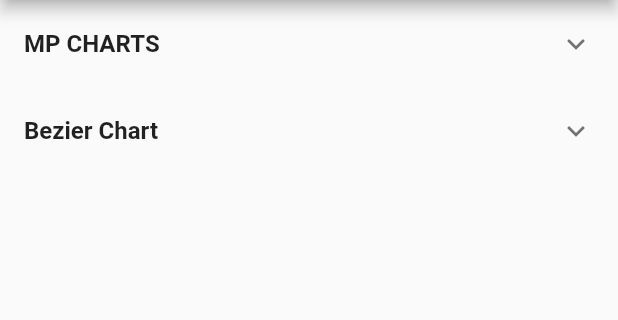
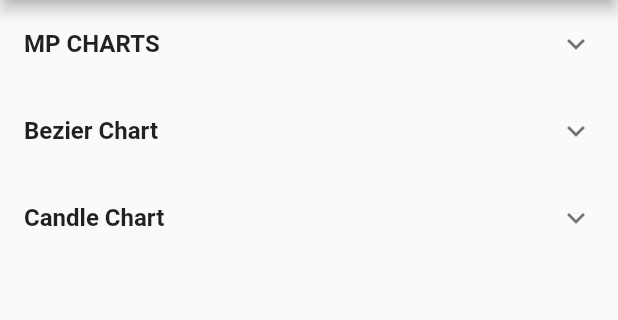
Before and after one commit to hamed-fs/flutter_chart_sample, a Flutter app: the screen it shows after launch, on a phone screen of 412 x 824 dp, the part 84-404 px from its top. Run offline on Flutter 3.47's test engine with Material 2 defaults, Android fonts, the phone set to English and light mode, and no system bars; our stand-ins replace permission_handler; missing offline and left inert: bezier_chart, flutter_candlesticks, mp_chart.

Commit message:
- add candle chart

```diff
--- /dev/null
+++ b/lib/pages/candle_stick_chart_page.dart
@@ -0,0 +1,43 @@
+import 'package:flutter/material.dart';
+import 'package:flutter_candlesticks/flutter_candlesticks.dart';
+
+class CandleChartPage extends StatelessWidget {
+  final List sampleData = [
+    {"open": 50.0, "high": 100.0, "low": 40.0, "close": 80, "volumeto": 5000.0},
+    {"open": 80.0, "high": 90.0, "low": 55.0, "close": 65, "volumeto": 4000.0},
+    {"open": 65.0, "high": 120.0, "low": 60.0, "close": 90, "volumeto": 7000.0},
+    {"open": 90.0, "high": 95.0, "low": 85.0, "close": 80, "volumeto": 2000.0},
+    {"open": 80.0, "high": 85.0, "low": 40.0, "close": 50, "volumeto": 3000.0},
+    {"open": 50.0, "high": 100.0, "low": 40.0, "close": 80, "volumeto": 5000.0},
+    {"open": 80.0, "high": 90.0, "low": 55.0, "close": 65, "volumeto": 4000.0},
+    {"open": 65.0, "high": 120.0, "low": 60.0, "close": 90, "volumeto": 7000.0},
+    {"open": 90.0, "high": 95.0, "low": 85.0, "close": 80, "volumeto": 2000.0},
+    {"open": 80.0, "high": 85.0, "low": 40.0, "close": 50, "volumeto": 3000.0},
+    {"open": 50.0, "high": 100.0, "low": 40.0, "close": 80, "volumeto": 5000.0},
+    {"open": 80.0, "high": 90.0, "low": 55.0, "close": 65, "volumeto": 4000.0},
+    {"open": 65.0, "high": 120.0, "low": 60.0, "close": 90, "volumeto": 7000.0},
+    {"open": 90.0, "high": 95.0, "low": 85.0, "close": 80, "volumeto": 2000.0},
+    {"open": 80.0, "high": 85.0, "low": 40.0, "close": 50, "volumeto": 3000.0},
+  ];
+
+  @override
+  Widget build(BuildContext context) {
+    return MaterialApp(
+      debugShowCheckedModeBanner: false,
+      title: 'Bezier Line Chart Demo',
+      theme: ThemeData(
+        primarySwatch: Colors.blue,
+      ),
+      home: Container(
+        height: 500.0,
+        child: OHLCVGraph(
+          data: sampleData,
+          lineWidth: 2.0,
+          gridLineAmount: 5,
+          enableGridLines: true,
+          volumeProp: 0.2,
+        ),
+      ),
+    );
+  }
+}
--- a/lib/pages/home_page.dart
+++ b/lib/pages/home_page.dart
@@ -4,6 +4,7 @@ import 'package:flutter_chart_sample/models/chart_item.dart';
 import 'package:flutter_chart_sample/models/library_item.dart';
 import 'package:flutter_chart_sample/pages/bar_chart_page.dart';
 import 'package:flutter_chart_sample/pages/bezier_line_chart_page.dart';
+import 'package:flutter_chart_sample/pages/candle_stick_chart_page.dart';
 import 'package:flutter_chart_sample/pages/line_chart_page.dart';
 import 'package:flutter_chart_sample/pages/pie_chart_page.dart';
 
@@ -41,6 +42,15 @@ class _HomePageState extends State<HomePage> {
         ChartItem(
           'Line Chart',
           BezierLineChartPage(),
+        )
+      ],
+    ),
+    LibraryItem(
+      'Candle Chart',
+      [
+        ChartItem(
+          'Candle Chart',
+          CandleChartPage(),
         )
       ],
     ),
--- a/pubspec.yaml
+++ b/pubspec.yaml
@@ -16,7 +16,7 @@ dependencies:
   bezier_chart: "^1.0.15"
 
   cupertino_icons: ^0.1.2
-
+  flutter_candlesticks: ^0.1.4
   intl: ^0.16.0
 
 dev_dependencies:
```
Also changed, not shown: pubspec.lock.
